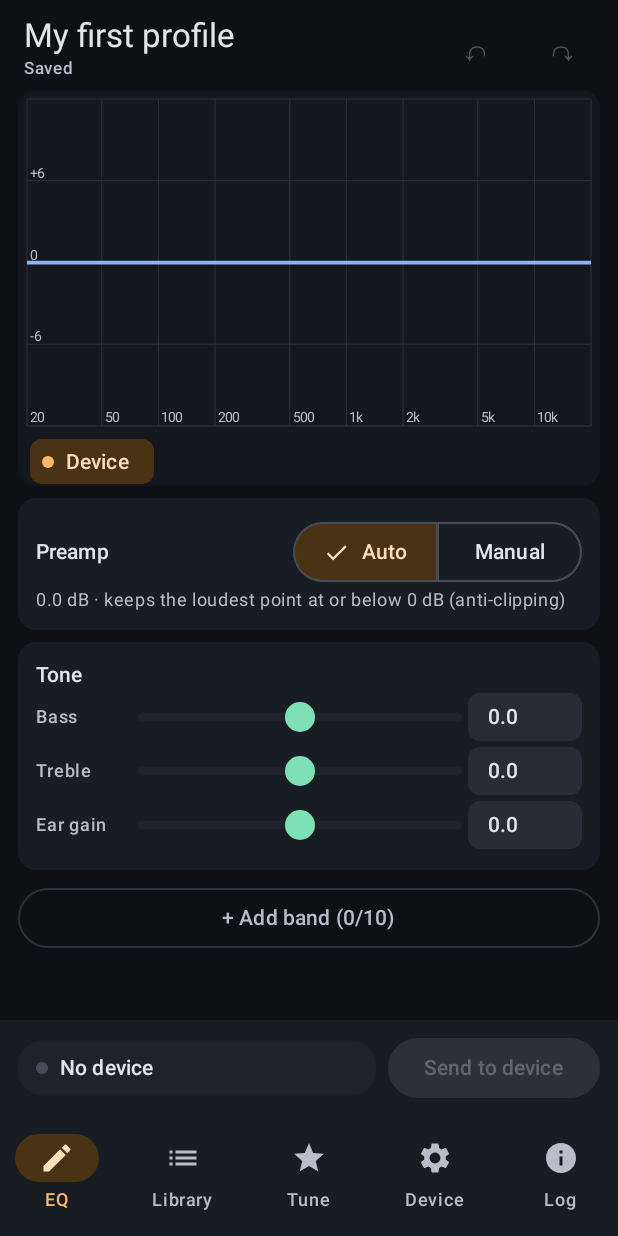
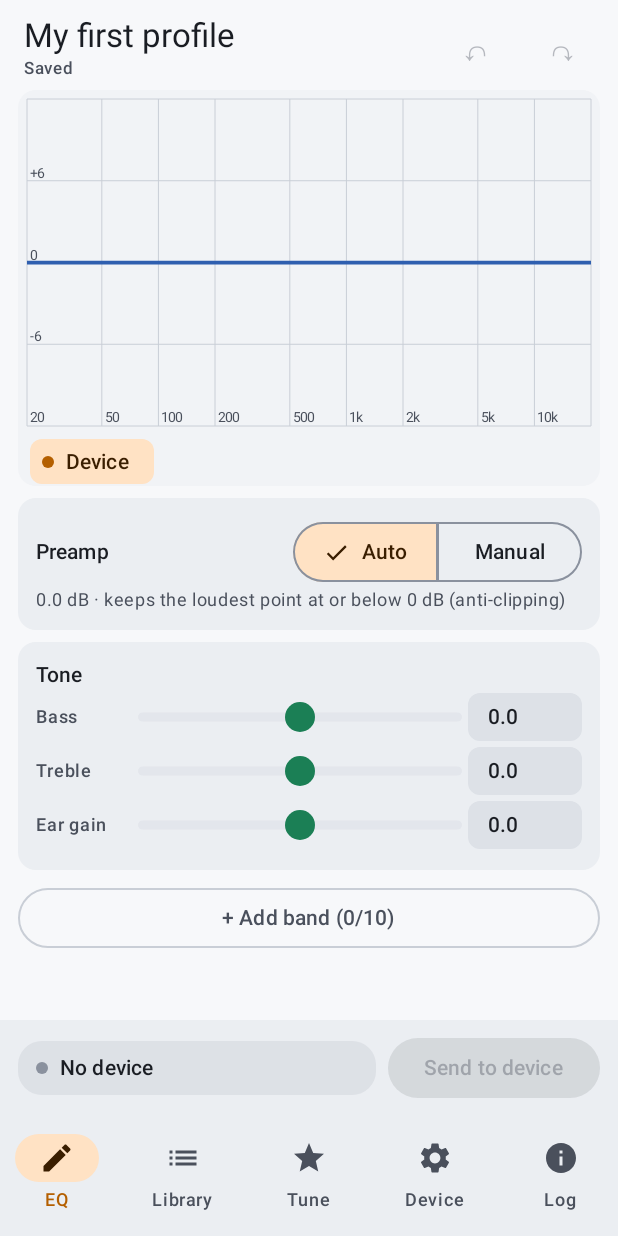
Before and after one commit to BrogenHormel/BPEQ, an Android app built with Jetpack Compose: the screen it shows after launch (MainActivity), on a phone screen of 412 x 824 dp. Run offline under Robolectric (Android 15) with nearby library versions, the phone set to English and light mode, and no system bars; pictures from the network do not load.

Commit message:
Light and AMOLED themes (1.0.9)
- Theme setting in Device -> Settings: System (follows the phone), Light, Dark, AMOLED (true black background).
- A full light colour scheme, and a light set of the graph/status colours (darker, more saturated) so curves, overlays
  and warnings keep their contrast; Palette colours follow the active theme.
- Band number labels on the graph and band cards use onPrimary/onSecondary instead of fixed black.
- Status and navigation bar icons follow the app's theme.

Co-Authored-By: Claude Opus 5.5 <noreply@anthropic.com>

```diff
--- a/app/src/main/kotlin/app/bpeq/BpeqApp.kt
+++ b/app/src/main/kotlin/app/bpeq/BpeqApp.kt
@@ -22,6 +22,7 @@ class BpeqApp : Application() {
         super.onCreate()
         instance = this
         log = AppLog()
+        app.bpeq.ui.ThemePrefs.load(this)
         val previous = Thread.getDefaultUncaughtExceptionHandler()
         val crashFile = java.io.File(filesDir, "last_crash.txt")
         val crashed = log.restoreCrash(crashFile)
--- a/app/src/main/kotlin/app/bpeq/MainActivity.kt
+++ b/app/src/main/kotlin/app/bpeq/MainActivity.kt
@@ -31,6 +31,11 @@ import androidx.compose.ui.Modifier
 import androidx.compose.ui.graphics.vector.ImageVector
 import app.bpeq.data.Actions
 import app.bpeq.ui.BpeqTheme
+import app.bpeq.ui.ThemePrefs
+import app.bpeq.ui.isDark
+import androidx.activity.SystemBarStyle
+import androidx.compose.runtime.DisposableEffect
+import androidx.compose.runtime.collectAsState
 import app.bpeq.ui.DeviceScreen
 import app.bpeq.ui.DiagnosticsScreen
 import app.bpeq.ui.EditorScreen
@@ -54,7 +59,15 @@ class MainActivity : ComponentActivity() {
         enableEdgeToEdge()
         handle(intent)
         setContent {
-            BpeqTheme {
+            val themeMode by ThemePrefs.mode.collectAsState()
+            val dark = themeMode.isDark()
+            // Status/navigation bar icons follow the app's theme, not just the phone's setting.
+            DisposableEffect(dark) {
+                val style = SystemBarStyle.auto(android.graphics.Color.TRANSPARENT, android.graphics.Color.TRANSPARENT) { dark }
+                enableEdgeToEdge(statusBarStyle = style, navigationBarStyle = style)
+                onDispose {}
+            }
+            BpeqTheme(themeMode) {
                 var tab by rememberSaveable { mutableStateOf(Tab.EDITOR) }
                 val snackbar = remember { SnackbarHostState() }
                 LaunchedEffect(Unit) { requestedTab.collect { t -> if (t != null) { tab = t; requestedTab.value = null } } }
--- a/app/src/main/kotlin/app/bpeq/ui/DeviceCards.kt
+++ b/app/src/main/kotlin/app/bpeq/ui/DeviceCards.kt
@@ -40,6 +40,9 @@ fun SettingsCard() {
     Card(colors = CardDefaults.cardColors(containerColor = MaterialTheme.colorScheme.surfaceContainer)) {
         Column(Modifier.fillMaxWidth().padding(16.dp)) {
             Text("Settings", style = MaterialTheme.typography.titleMedium)
+            val theme by ThemePrefs.mode.collectAsState()
+            Text("Theme", style = MaterialTheme.typography.bodyMedium, modifier = Modifier.padding(top = 8.dp, bottom = 4.dp))
+            Segmented(ThemeMode.entries, theme, { it.label }, { ThemePrefs.set(ctx, it) }, Modifier.fillMaxWidth())
             Row(Modifier.fillMaxWidth().toggleable(prompt, role = Role.Switch) { prompt = it; prefs.edit().putBoolean("plugin_prompt", it).apply() }.padding(vertical = 8.dp),
                 verticalAlignment = Alignment.CenterVertically) {
                 Text("On plug-in, offer to apply the last profile", Modifier.weight(1f), style = MaterialTheme.typography.bodyMedium)
--- a/app/src/main/kotlin/app/bpeq/ui/EditorExtras.kt
+++ b/app/src/main/kotlin/app/bpeq/ui/EditorExtras.kt
@@ -39,7 +39,7 @@ import app.bpeq.data.Applier
 import app.bpeq.device.DeviceManager
 import kotlinx.coroutines.launch
 
-val COMPARE_COLOR = Color(0xFFC792EA)
+val COMPARE_COLOR get() = Palette.compare
 
 /** Must be a stable instance: FineSlider keys its gesture handler on the scale, so a new one per recomposition
  * would restart the drag after every value change. */
--- a/app/src/main/kotlin/app/bpeq/ui/EditorScreen.kt
+++ b/app/src/main/kotlin/app/bpeq/ui/EditorScreen.kt
@@ -185,7 +185,7 @@ private fun BandCard(index: Int, b: Band, selected: Boolean, unstorable: Boolean
             Row(verticalAlignment = Alignment.CenterVertically) {
                 Surface(shape = CircleShape, color = if (selected) Palette.warm else MaterialTheme.colorScheme.primary,
                     modifier = Modifier.size(24.dp).alpha(if (b.enabled) 1f else 0.4f)) {
-                    Box(contentAlignment = Alignment.Center) { Text("${index + 1}", color = Color.Black, style = MaterialTheme.typography.labelMedium, fontWeight = FontWeight.Bold) }
+                    Box(contentAlignment = Alignment.Center) { Text("${index + 1}", color = if (selected) MaterialTheme.colorScheme.onSecondary else MaterialTheme.colorScheme.onPrimary, style = MaterialTheme.typography.labelMedium, fontWeight = FontWeight.Bold) }
                 }
                 Spacer(Modifier.width(10.dp))
                 Text("${b.type.short}  ${fmtFreq(b.freqHz)} Hz  ${fmtGain(b.gainDb)} dB  Q ${fmtQ(b.q)}",
--- a/app/src/main/kotlin/app/bpeq/ui/ResponseGraph.kt
+++ b/app/src/main/kotlin/app/bpeq/ui/ResponseGraph.kt
@@ -72,8 +72,9 @@ fun ResponseGraph(
     val selColor = cs.secondary
     // Paints are created once, not per frame, so dragging stays allocation-light.
     val labelPaint = remember(labelColor) { android.graphics.Paint().apply { color = labelColor.toArgb(); isAntiAlias = true } }
-    val nodePaint = remember { android.graphics.Paint().apply {
-        color = android.graphics.Color.BLACK; isAntiAlias = true; textAlign = android.graphics.Paint.Align.CENTER; isFakeBoldText = true } }
+    val nodeText = cs.onPrimary // dark text on the light dark-theme nodes, white on the light theme's darker ones
+    val nodePaint = remember(nodeText) { android.graphics.Paint().apply {
+        color = nodeText.toArgb(); isAntiAlias = true; textAlign = android.graphics.Paint.Align.CENTER; isFakeBoldText = true } }
 
     Canvas(
         modifier.pointerInput(interactive) {
--- a/app/src/main/kotlin/app/bpeq/ui/Theme.kt
+++ b/app/src/main/kotlin/app/bpeq/ui/Theme.kt
@@ -1,31 +1,77 @@
 package app.bpeq.ui
 
+import android.content.Context
+import androidx.compose.foundation.isSystemInDarkTheme
 import androidx.compose.material3.MaterialTheme
 import androidx.compose.material3.Typography
 import androidx.compose.material3.darkColorScheme
 import androidx.compose.material3.lightColorScheme
 import androidx.compose.runtime.Composable
+import androidx.compose.runtime.snapshots.Snapshot
+import androidx.compose.runtime.getValue
+import androidx.compose.runtime.mutableStateOf
+import androidx.compose.runtime.setValue
 import androidx.compose.ui.graphics.Color
+import kotlinx.coroutines.flow.MutableStateFlow
+import kotlinx.coroutines.flow.StateFlow
+import kotlinx.coroutines.flow.asStateFlow
 
-/** Extra colours the graph and status chips use, beyond the Material scheme. */
-object Palette {
-    val accent = Color(0xFF8AB4FF)    // EQ curve, primary
-    val warm = Color(0xFFFFB86B)      // selected band / device curve
-    val good = Color(0xFF7EE0B5)
-    val bad = Color(0xFFFF8A80)
-    val warn = Color(0xFFFFD166)
+/** The user's theme choice (Device tab → Settings). SYSTEM follows the phone's light/dark setting. */
+enum class ThemeMode(val label: String) { SYSTEM("System"), LIGHT("Light"), DARK("Dark"), AMOLED("AMOLED") }
+
+object ThemePrefs {
+    private const val KEY = "theme"
+    private val _mode = MutableStateFlow(ThemeMode.SYSTEM)
+    val mode: StateFlow<ThemeMode> = _mode.asStateFlow()
+
+    fun load(ctx: Context) {
+        _mode.value = runCatching { ThemeMode.valueOf(ctx.getSharedPreferences("settings", Context.MODE_PRIVATE).getString(KEY, null)!!) }
+            .getOrDefault(ThemeMode.SYSTEM)
+    }
+
+    fun set(ctx: Context, m: ThemeMode) {
+        _mode.value = m
+        ctx.getSharedPreferences("settings", Context.MODE_PRIVATE).edit().putString(KEY, m.name).apply()
+    }
 }
 
-private val Dark = darkColorScheme(
-    primary = Palette.accent,
+/** Extra colours the graph and status chips use, beyond the Material scheme; they follow the active theme. */
+object Palette {
+    class Set(val accent: Color, val warm: Color, val good: Color, val bad: Color, val warn: Color, val meas: Color, val compare: Color)
+
+    val DARK = Set(
+        accent = Color(0xFF8AB4FF), warm = Color(0xFFFFB86B), good = Color(0xFF7EE0B5), bad = Color(0xFFFF8A80),
+        warn = Color(0xFFFFD166), meas = Color(0xFFB0B7C3), compare = Color(0xFFC792EA),
+    )
+    /** Darker, more saturated versions so lines and text keep their contrast on a light background. */
+    val LIGHT = Set(
+        accent = Color(0xFF2F5FAF), warm = Color(0xFFB45F00), good = Color(0xFF1B7F55), bad = Color(0xFFC62828),
+        warn = Color(0xFF8A6100), meas = Color(0xFF6B7280), compare = Color(0xFF8E3FB8),
+    )
+
+    /** Snapshot state, so reading a colour in composition recomposes when the theme changes. */
+    internal var current by mutableStateOf(DARK)
+
+    val accent get() = current.accent    // EQ curve, primary
+    val warm get() = current.warm        // selected band / device curve
+    val good get() = current.good
+    val bad get() = current.bad
+    val warn get() = current.warn
+    val meas get() = current.meas        // IEM measurement overlay
+    val compare get() = current.compare  // compared profile overlay
+}
+
+private fun darkScheme(p: Palette.Set) = darkColorScheme(
+    primary = p.accent,
     onPrimary = Color(0xFF0A1A33),
     primaryContainer = Color(0xFF223554),
     onPrimaryContainer = Color(0xFFD6E3FF),
-    secondary = Palette.warm,
+    secondary = p.warm,
     onSecondary = Color(0xFF2B1700),
     secondaryContainer = Color(0xFF4A3215),
     onSecondaryContainer = Color(0xFFFFDDB8),
-    tertiary = Palette.good,
+    tertiary = p.good,
+    onTertiary = Color(0xFF00281A),
     background = Color(0xFF0E1014),
     onBackground = Color(0xFFE3E5EA),
     surface = Color(0xFF0E1014),
@@ -39,16 +85,70 @@ private val Dark = darkColorScheme(
     surfaceContainerHighest = Color(0xFF272D36),
     outline = Color(0xFF454C59),
     outlineVariant = Color(0xFF2C323C),
-    error = Palette.bad,
+    error = p.bad,
 )
 
-private val Light = lightColorScheme(
-    primary = Color(0xFF2F5FAF),
-    secondary = Color(0xFFB0640A),
-    tertiary = Color(0xFF1E8A5E),
+/** AMOLED: true black background (pixels off), cards just above black, same accents as Dark. */
+private val Amoled = darkScheme(Palette.DARK).copy(
+    background = Color.Black,
+    surface = Color.Black,
+    surfaceVariant = Color(0xFF15181D),
+    surfaceContainerLowest = Color.Black,
+    surfaceContainerLow = Color(0xFF07080A),
+    surfaceContainer = Color(0xFF0D0F12),
+    surfaceContainerHigh = Color(0xFF14171B),
+    surfaceContainerHighest = Color(0xFF1B1F25),
+    outlineVariant = Color(0xFF22262D),
 )
 
+private val Dark = darkScheme(Palette.DARK)
+
+private val Light = lightColorScheme(
+    primary = Palette.LIGHT.accent,
+    onPrimary = Color.White,
+    primaryContainer = Color(0xFFD8E3FA),
+    onPrimaryContainer = Color(0xFF0E2A55),
+    secondary = Palette.LIGHT.warm,
+    onSecondary = Color.White,
+    secondaryContainer = Color(0xFFFFE2C4),
+    onSecondaryContainer = Color(0xFF3A1E00),
+    tertiary = Palette.LIGHT.good,
+    onTertiary = Color.White,
+    background = Color(0xFFF7F8FA),
+    onBackground = Color(0xFF1A1D23),
+    surface = Color(0xFFF7F8FA),
+    onSurface = Color(0xFF1A1D23),
+    surfaceVariant = Color(0xFFE3E6EC),
+    onSurfaceVariant = Color(0xFF4A505C),
+    surfaceContainerLowest = Color.White,
+    surfaceContainerLow = Color(0xFFF1F3F6),
+    surfaceContainer = Color(0xFFEBEEF2),
+    surfaceContainerHigh = Color(0xFFE4E8ED),
+    surfaceContainerHighest = Color(0xFFDDE1E7),
+    outline = Color(0xFF8A919E),
+    outlineVariant = Color(0xFFC9CED6),
+    error = Palette.LIGHT.bad,
+)
+
+/** True when [mode] means a dark theme right now. */
 @Composable
-fun BpeqTheme(dark: Boolean = true, content: @Composable () -> Unit) { // dark-first; light kept for later setting
-    MaterialTheme(colorScheme = if (dark) Dark else Light, typography = Typography(), content = content)
+fun ThemeMode.isDark(): Boolean = when (this) {
+    ThemeMode.SYSTEM -> isSystemInDarkTheme()
+    ThemeMode.LIGHT -> false
+    ThemeMode.DARK, ThemeMode.AMOLED -> true
 }
+
+@Composable
+fun BpeqTheme(mode: ThemeMode, content: @Composable () -> Unit) {
+    val dark = mode.isDark()
+    val scheme = when {
+        !dark -> Light
+        mode == ThemeMode.AMOLED -> Amoled
+        else -> Dark
+    }
+    val palette = if (dark) Palette.DARK else Palette.LIGHT
+    // Set before the content reads it in this composition. The check doesn't subscribe this scope to the state,
+    // so the write can't make the theme recompose itself.
+    if (Snapshot.withoutReadObservation { Palette.current } !== palette) Palette.current = palette
+    MaterialTheme(colorScheme = scheme, typography = Typography(), content = content)
+}
--- a/app/src/main/kotlin/app/bpeq/ui/TuneScreen.kt
+++ b/app/src/main/kotlin/app/bpeq/ui/TuneScreen.kt
@@ -46,9 +46,9 @@ import app.bpeq.core.tune.AutoTune
 import app.bpeq.core.tune.Targets
 import kotlinx.coroutines.launch
 
-val MEAS_COLOR = Color(0xFFB0B7C3)
-val TARGET_COLOR = Palette.good
-val RESULT_COLOR = Palette.warm
+val MEAS_COLOR get() = Palette.meas
+val TARGET_COLOR get() = Palette.good
+val RESULT_COLOR get() = Palette.warm
 
 @Composable
 fun TuneScreen(modifier: Modifier = Modifier, onOpenEditor: () -> Unit) {
```
Also changed, not shown: 3 other files.
